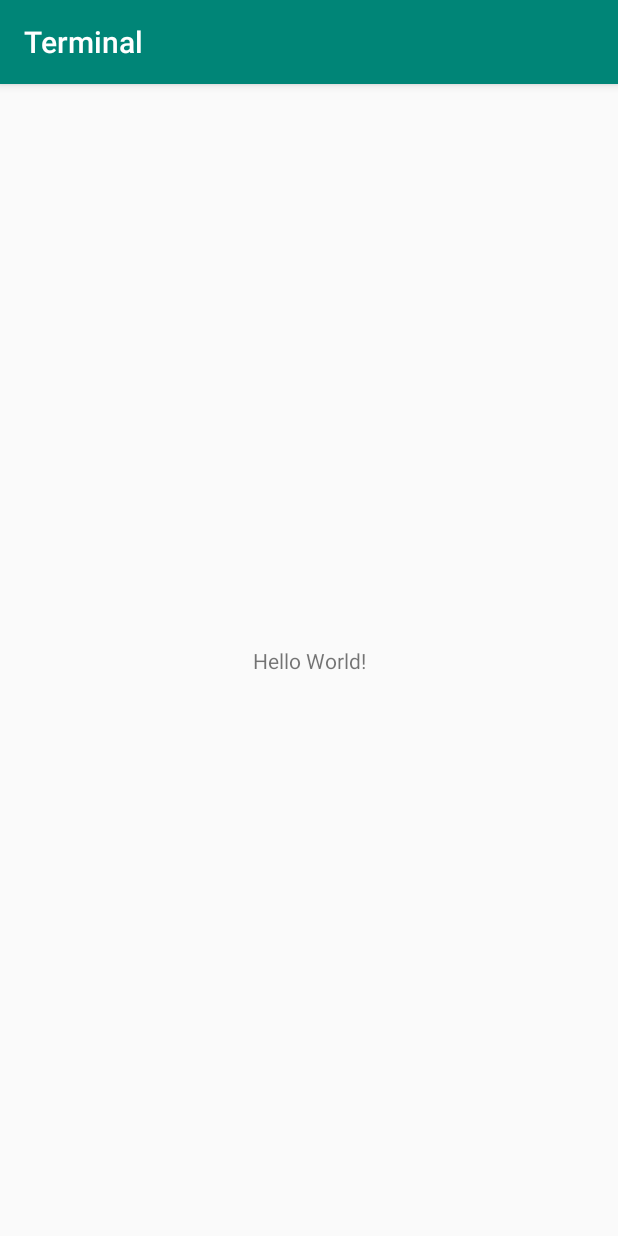
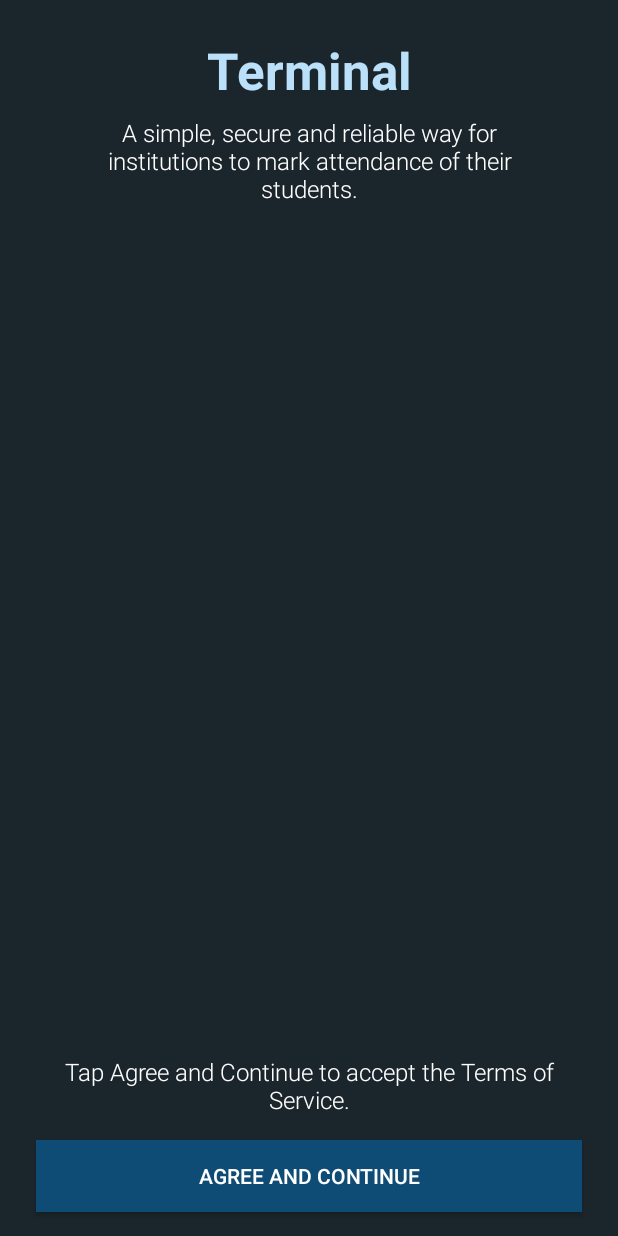
Before and after one commit to prvarshney/terminal, an Android app: the screen it shows after launch (MainActivity), on a phone screen of 412 x 824 dp. Run offline under Robolectric (Android 15) with nearby library versions, the phone set to English and light mode, and no system bars.

Commit message:
created main_activity for frontend

```diff
--- a/frontend/app/src/main/res/layout/activity_main.xml
+++ b/frontend/app/src/main/res/layout/activity_main.xml
@@ -4,15 +4,67 @@
     xmlns:tools="http://schemas.android.com/tools"
     android:layout_width="match_parent"
     android:layout_height="match_parent"
+    android:background="@color/colorPrimaryDark"
+    android:orientation="vertical"
     tools:context=".MainActivity">
 
     <TextView
-        android:layout_width="wrap_content"
+        android:id="@+id/app_title"
+        android:layout_width="match_parent"
         android:layout_height="wrap_content"
-        android:text="Hello World!"
-        app:layout_constraintBottom_toBottomOf="parent"
-        app:layout_constraintLeft_toLeftOf="parent"
-        app:layout_constraintRight_toRightOf="parent"
-        app:layout_constraintTop_toTopOf="parent" />
+        android:layout_marginTop="24dp"
+        android:text="Terminal"
+        android:textStyle="bold"
+        android:textAlignment="center"
+        android:textSize="34sp"
+        android:fontFamily="sans-serif"
+        android:textColor="@color/colorLight"
+        app:layout_constraintTop_toTopOf="parent"
+        app:layout_constraintStart_toStartOf="parent"
+        app:layout_constraintEnd_toEndOf="parent"
+        app:layout_constraintBottom_toTopOf="@+id/about_app" />
+
+    <TextView
+        android:id="@+id/about_app"
+        android:layout_width="match_parent"
+        android:layout_height="wrap_content"
+        android:text="A simple, secure and reliable way for institutions to mark attendance of their students."
+        android:textAlignment="center"
+        android:fontFamily="sans-serif-light"
+        android:textColor="#fff"
+        android:textSize="16sp"
+        android:layout_marginTop="8dp"
+        android:layout_marginLeft="50dp"
+        android:layout_marginRight="50dp"
+        app:layout_constraintTop_toBottomOf="@+id/app_title"  />
+
+    <TextView
+        android:id="@+id/tc_link"
+        android:layout_width="match_parent"
+        android:layout_height="wrap_content"
+        android:layout_marginBottom="16dp"
+        android:fontFamily="sans-serif-light"
+        android:text="Tap Agree and Continue to accept the Terms of Service."
+        android:textAlignment="center"
+        android:textColor="#fff"
+        android:textSize="16sp"
+        android:layout_marginLeft="34dp"
+        android:layout_marginRight="34dp"
+        app:layout_constraintBottom_toTopOf="@+id/agree_btn"
+        app:layout_constraintTop_toBottomOf="@+id/about_app"
+        app:layout_constraintVertical_bias="1.0" />
+
+    <Button
+        android:id="@+id/agree_btn"
+        android:layout_width="match_parent"
+        android:layout_height="wrap_content"
+        android:text="Agree and Continue"
+        android:layout_marginTop="8dp"
+        android:layout_marginLeft="24dp"
+        android:layout_marginRight="24dp"
+        android:layout_marginBottom="16dp"
+        android:background="@color/colorPrimary"
+        android:textColor="#fff"
+        app:layout_constraintBottom_toBottomOf="parent" />
 
 </androidx.constraintlayout.widget.ConstraintLayout>
--- a/frontend/app/src/main/res/values/colors.xml
+++ b/frontend/app/src/main/res/values/colors.xml
@@ -1,6 +1,7 @@
 <?xml version="1.0" encoding="utf-8"?>
 <resources>
-    <color name="colorPrimary">#008577</color>
-    <color name="colorPrimaryDark">#00574B</color>
-    <color name="colorAccent">#D81B60</color>
+    <color name="colorPrimary">#0f4c75</color>
+    <color name="colorPrimaryDark">#1b262c</color>
+    <color name="colorAccent">#3282b8</color>
+    <color name="colorLight">#bbe1fa</color>
 </resources>
--- a/frontend/app/src/main/res/values/styles.xml
+++ b/frontend/app/src/main/res/values/styles.xml
@@ -1,7 +1,7 @@
 <resources>
 
     <!-- Base application theme. -->
-    <style name="AppTheme" parent="Theme.AppCompat.Light.DarkActionBar">
+    <style name="AppTheme" parent="Theme.AppCompat.Light.NoActionBar">
         <!-- Customize your theme here. -->
         <item name="colorPrimary">@color/colorPrimary</item>
         <item name="colorPrimaryDark">@color/colorPrimaryDark</item>
```
Also changed, not shown: 1 other file.
